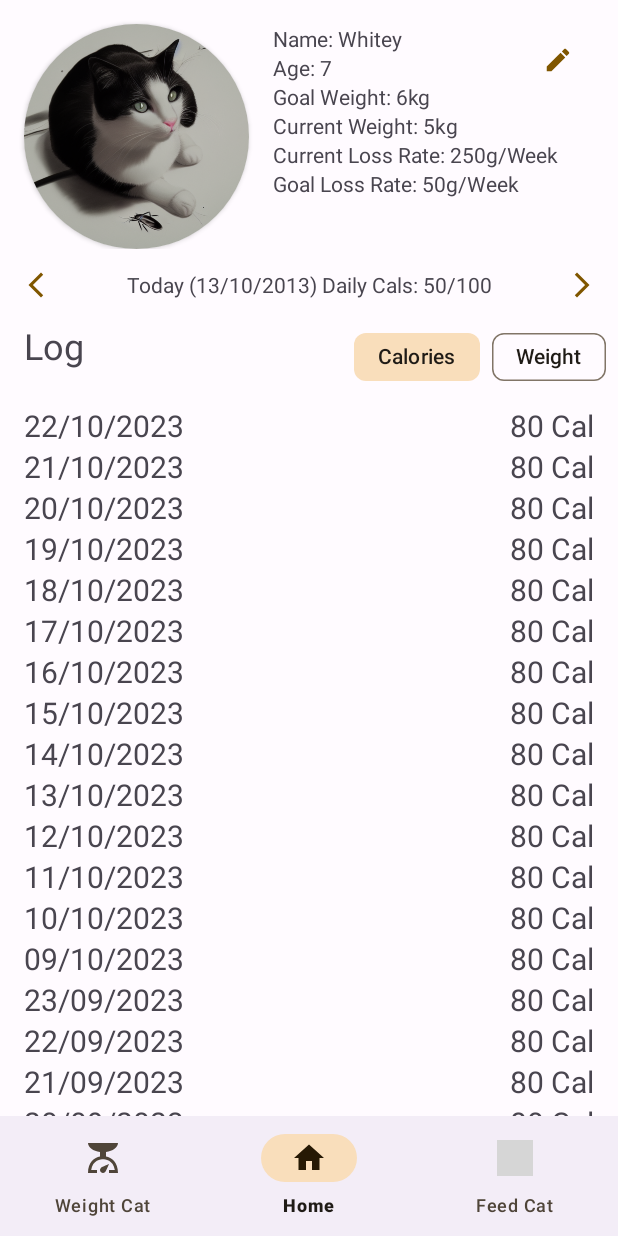
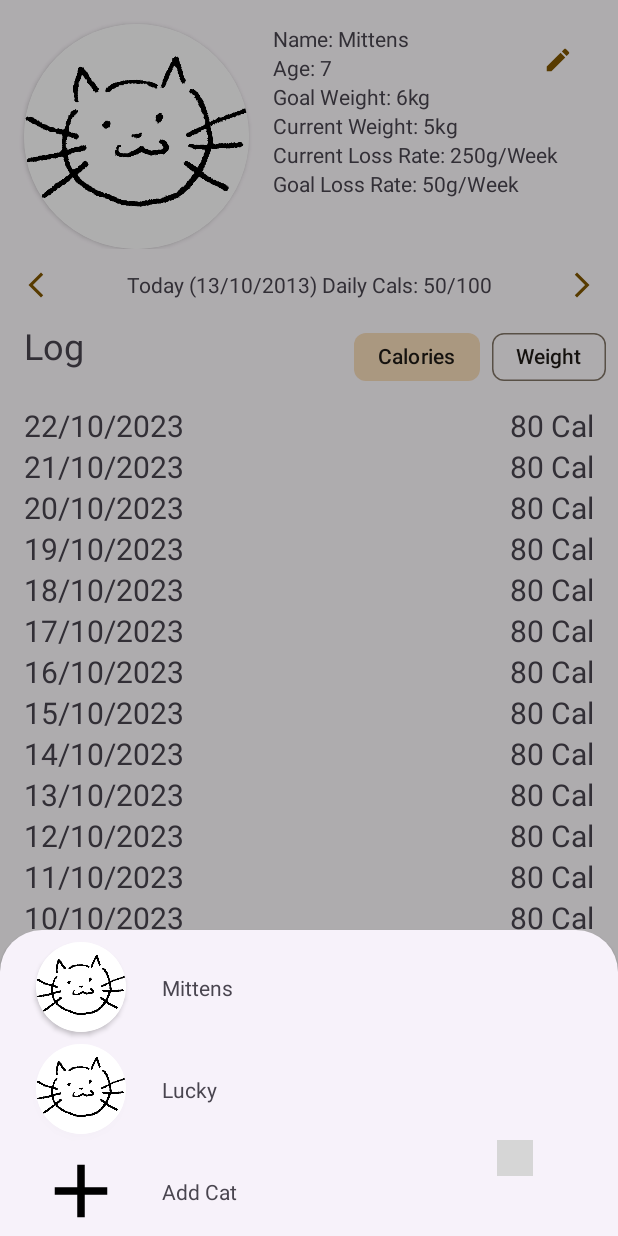
Before and after one commit to Niko361/COS30017_Custom_APP, an Android app: the screen it shows after launch (MainActivity), item 2 of the bottom bar chosen, on a phone screen of 412 x 824 dp. Run offline under Robolectric (Android 15) with nearby library versions, the phone set to English and light mode, and no system bars; grey boxes are pictures that could not be loaded.

Commit message:
feat: bottom modal sheet for cat selection

```diff
--- a/app/src/main/java/com/example/customappproject/AddNewFoodFragment.kt
+++ b/app/src/main/java/com/example/customappproject/AddNewFoodFragment.kt
@@ -15,8 +15,6 @@ class AddNewFoodFragment : DialogFragment() {
   container: ViewGroup?,
   savedInstanceState: Bundle?
  ): View? {
-
-
   isCancelable = false
   return inflater.inflate(R.layout.dialog_add_food, container, false)
  }
--- /dev/null
+++ b/app/src/main/java/com/example/customappproject/BottomSheetDialogFragment.kt
@@ -0,0 +1,32 @@
+package com.example.customappproject
+
+import android.os.Bundle
+import android.view.LayoutInflater
+import android.view.View
+import android.view.ViewGroup
+import android.widget.Button
+import androidx.recyclerview.widget.LinearLayoutManager
+import androidx.recyclerview.widget.RecyclerView
+import com.google.android.material.bottomsheet.BottomSheetDialogFragment
+import java.time.LocalDateTime
+import java.time.format.DateTimeFormatter
+
+class BottomSheetDialogFragment : BottomSheetDialogFragment() {
+
+    override fun onCreateView(
+        inflater: LayoutInflater,
+        container: ViewGroup?,
+        savedInstanceState: Bundle?
+    ): View? = inflater.inflate(R.layout.modal_bottom_sheet_select_cat, container, false)
+
+    override fun onViewCreated(view: View, savedInstanceState: Bundle?) {
+        super.onViewCreated(view, savedInstanceState)
+
+
+
+    }
+
+    companion object {
+        const val TAG = "ModalBottomSheet"
+    }
+}
--- a/app/src/main/java/com/example/customappproject/MainActivity.kt
+++ b/app/src/main/java/com/example/customappproject/MainActivity.kt
@@ -104,19 +104,6 @@ class MainActivity : AppCompatActivity() {
             val dialogFragment = EditCatDetailsFragment()
             dialogFragment.show(supportFragmentManager, "dialog")
 
-            /*
-            // The device is smaller, so show the fragment fullscreen.
-            val transaction = fragmentManager.beginTransaction()
-            // For a polished look, specify a transition animation.
-            transaction.setTransition(dialogFragment.TRANSIT_FRAGMENT_OPEN)
-            // To make it fullscreen, use the 'content' root view as the container
-            // for the fragment, which is always the root view for the activity.
-            transaction
-                .add(android.R.id.content, dialogFragment)
-                .addToBackStack(null)
-                .commit() */
-
-
         }
 
 
@@ -150,6 +137,32 @@ class MainActivity : AppCompatActivity() {
                 else -> false
             }
         }
+
+        bottomNavBar.setOnItemReselectedListener { item ->
+            when(item.itemId) {
+                R.id.weight_cat -> {
+                    Log.i("LOGME", "WEIGH")
+                    val intent = Intent(this, LogWeightActivity::class.java)
+                    startActivity(intent)
+                    true
+
+                }
+                R.id.feed_cat -> {
+                    Log.i("LOGME", "FEED")
+                    val intent = Intent(this, LogFoodEntryActivity::class.java)
+                    startActivity(intent)
+                    true
+                }
+                R.id.home -> {
+                    Log.i("LOGME", "HOME")
+                    val modalBottomSheet = BottomSheetDialogFragment()
+                    modalBottomSheet.show(supportFragmentManager, BottomSheetDialogFragment.TAG)
+
+                    true
+                }
+                else -> false
+            }
+        }
     }
 
     override fun onResume() {
--- /dev/null
+++ b/app/src/main/res/drawable/baseline_add_24.xml
@@ -0,0 +1,5 @@
+<vector android:height="24dp" android:tint="#000000"
+    android:viewportHeight="24" android:viewportWidth="24"
+    android:width="24dp" xmlns:android="http://schemas.android.com/apk/res/android">
+    <path android:fillColor="@android:color/white" android:pathData="M19,13h-6v6h-2v-6H5v-2h6V5h2v6h6v2z"/>
+</vector>
--- a/app/src/main/res/layout/activity_main.xml
+++ b/app/src/main/res/layout/activity_main.xml
@@ -27,7 +27,7 @@
                 android:id="@+id/imageView"
                 android:layout_width="150dp"
                 android:layout_height="150dp"
-                app:srcCompat="@drawable/cat_dp" />
+                app:srcCompat="@drawable/cat_note_scan_2" />
 
         </androidx.cardview.widget.CardView>
 
@@ -53,7 +53,7 @@
                         android:id="@+id/nameText"
                         android:layout_width="match_parent"
                         android:layout_height="wrap_content"
-                        android:text="Name: Whitey" />
+                        android:text="Name: Mittens" />
 
                     <TextView
                         android:id="@+id/ageText"
--- a/app/src/main/res/layout/dialog_edit_cat.xml
+++ b/app/src/main/res/layout/dialog_edit_cat.xml
@@ -126,7 +126,7 @@
 
     <com.google.android.material.textfield.TextInputLayout
         android:id="@+id/selectActivityLevelMenu"
-        style="@style/Widget.Material3.TextInputLayout.FilledBox.ExposedDropdownMenu"
+        style="@style/Widget.Material3.TextInputLayout.OutlinedBox.ExposedDropdownMenu"
         android:layout_width="0dp"
         android:layout_height="wrap_content"
         android:layout_marginStart="8dp"
--- /dev/null
+++ b/app/src/main/res/layout/modal_bottom_sheet_select_cat.xml
@@ -0,0 +1,107 @@
+<?xml version="1.0" encoding="utf-8"?>
+<androidx.constraintlayout.widget.ConstraintLayout
+    xmlns:android="http://schemas.android.com/apk/res/android"
+    xmlns:app="http://schemas.android.com/apk/res-auto"
+    xmlns:tools="http://schemas.android.com/tools"
+    android:layout_width="match_parent"
+    android:layout_height="match_parent">
+
+
+    <FrameLayout
+        android:id="@+id/standard_bottom_sheet"
+        android:layout_width="0dp"
+        android:layout_height="wrap_content"
+        app:layout_behavior="com.google.android.material.bottomsheet.BottomSheetBehavior"
+        app:layout_constraintEnd_toEndOf="parent"
+        app:layout_constraintStart_toStartOf="parent"
+        app:layout_constraintTop_toTopOf="parent">
+
+        <androidx.constraintlayout.widget.ConstraintLayout
+            android:layout_width="match_parent"
+            android:layout_height="match_parent">
+
+            <androidx.cardview.widget.CardView
+                android:id="@+id/dpCard1"
+                android:layout_width="60sp"
+                android:layout_height="60sp"
+                android:layout_marginStart="24dp"
+                android:layout_marginTop="8dp"
+                app:layout_constraintStart_toStartOf="parent"
+                app:layout_constraintTop_toTopOf="parent"
+                app:cardCornerRadius="60dp">
+
+                <ImageView
+                    android:id="@+id/imageView3"
+                    android:layout_width="60sp"
+                    android:layout_height="60sp"
+                    app:srcCompat="@drawable/cat_note_scan_2" />
+
+            </androidx.cardview.widget.CardView>
+
+
+
+            <TextView
+                android:id="@+id/textView"
+                android:layout_width="wrap_content"
+                android:layout_height="wrap_content"
+                android:layout_marginStart="24dp"
+                android:text="Mittens"
+                app:layout_constraintBottom_toBottomOf="@+id/dpCard1"
+                app:layout_constraintStart_toEndOf="@+id/dpCard1"
+                app:layout_constraintTop_toTopOf="@+id/dpCard1" />
+
+
+            <androidx.cardview.widget.CardView
+                android:id="@+id/dpCard2"
+                android:layout_width="60sp"
+                android:layout_height="60sp"
+                android:layout_marginStart="24dp"
+                android:layout_marginTop="8dp"
+                app:layout_constraintStart_toStartOf="parent"
+                app:layout_constraintTop_toBottomOf="@+id/dpCard1"
+                app:cardCornerRadius="60dp">
+
+                <ImageView
+                    android:id="@+id/imageView4"
+                    android:layout_width="60sp"
+                    android:layout_height="60sp"
+                    app:srcCompat="@drawable/cat_note_scan_2" />
+
+            </androidx.cardview.widget.CardView>
+
+            <TextView
+                android:id="@+id/textView2"
+                android:layout_width="wrap_content"
+                android:layout_height="wrap_content"
+                android:layout_marginStart="24dp"
+                android:text="Lucky"
+                app:layout_constraintBottom_toBottomOf="@+id/dpCard2"
+                app:layout_constraintStart_toEndOf="@+id/dpCard2"
+                app:layout_constraintTop_toTopOf="@+id/dpCard2" />
+
+            <ImageView
+                android:id="@+id/imageView5"
+                android:layout_width="60sp"
+                android:layout_height="60sp"
+                android:layout_marginStart="24dp"
+                android:layout_marginTop="8dp"
+                app:layout_constraintStart_toStartOf="parent"
+                app:layout_constraintTop_toBottomOf="@+id/dpCard2"
+                app:srcCompat="@drawable/baseline_add_24" />
+
+            <TextView
+                android:id="@+id/textView3"
+                android:layout_width="wrap_content"
+                android:layout_height="wrap_content"
+                android:layout_marginStart="24dp"
+                android:text="Add Cat"
+                app:layout_constraintBottom_toBottomOf="@+id/imageView5"
+                app:layout_constraintStart_toEndOf="@+id/imageView5"
+                app:layout_constraintTop_toTopOf="@+id/imageView5" />
+
+        </androidx.constraintlayout.widget.ConstraintLayout>
+    </FrameLayout>
+
+
+
+</androidx.constraintlayout.widget.ConstraintLayout>
```
